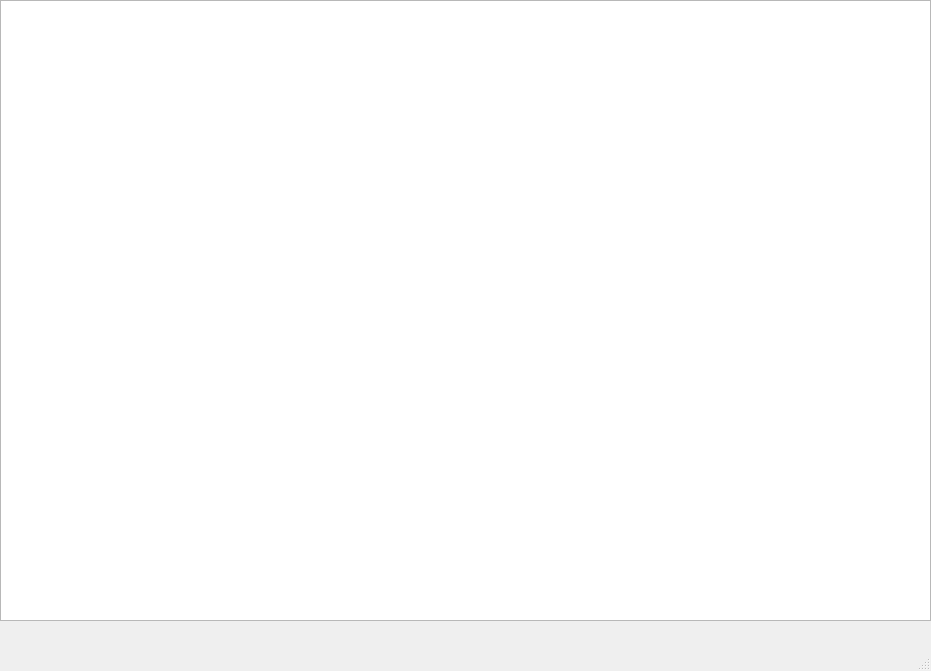
Old version of the form mainwindow.ui in the repository daniela0020/Theory-_B_Videojuego.
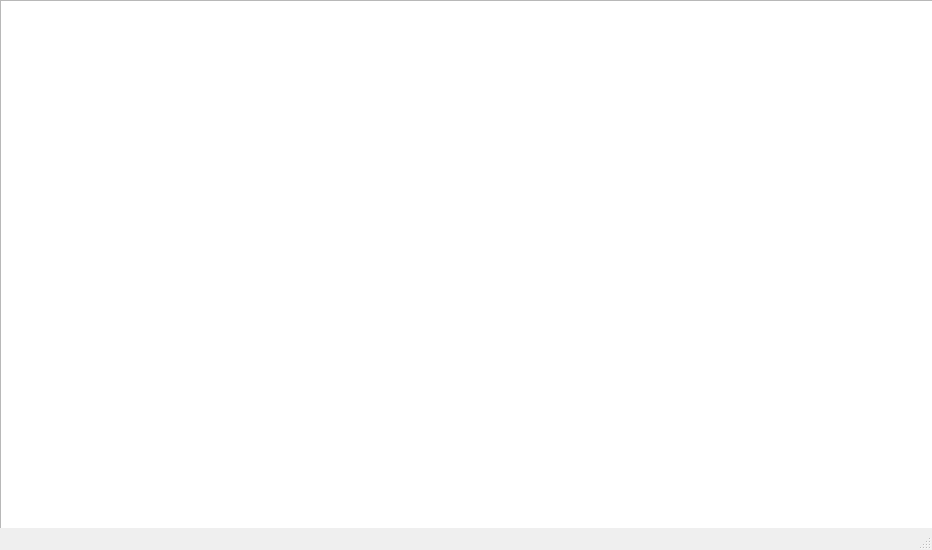
New version of the form.

The edit to the form file:
```diff
--- a/mainwindow.ui
+++ b/mainwindow.ui
@@ -6,10 +6,16 @@
    <rect>
     <x>0</x>
     <y>0</y>
-    <width>931</width>
-    <height>671</height>
+    <width>932</width>
+    <height>550</height>
    </rect>
   </property>
+  <property name="maximumSize">
+   <size>
+    <width>1000</width>
+    <height>550</height>
+   </size>
+  </property>
   <property name="windowTitle">
    <string>MainWindow</string>
   </property>
@@ -19,8 +25,8 @@
      <rect>
       <x>0</x>
       <y>0</y>
-      <width>931</width>
-      <height>621</height>
+      <width>1000</width>
+      <height>550</height>
      </rect>
     </property>
    </widget>
```
Left out of the diff: 2 changed lines with no effect on the pictures.
